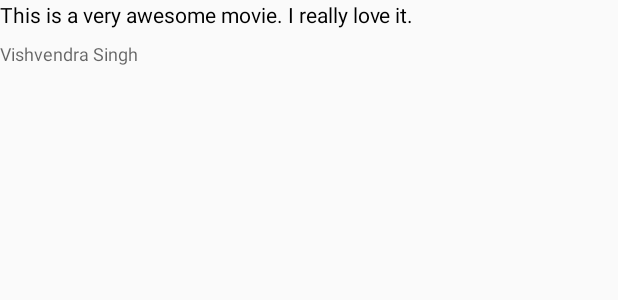
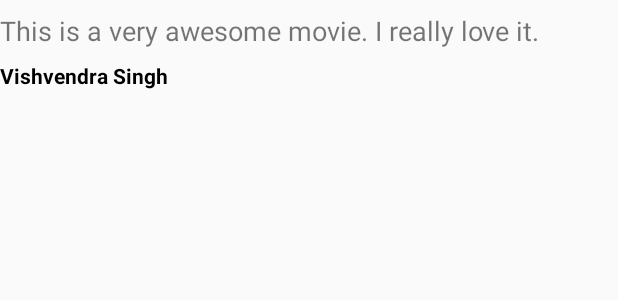
Before and after one commit to vishvendra01/PopularMovies, an Android app: the layout list_item_movie_review.xml on its own in the app's theme, with its tools: preview values and no code run, on a phone screen of 412 x 824 dp. Shown: the top 300 px of the screen. Run offline under Robolectric (Android 15) with nearby library versions, the phone set to English and light mode, and no system bars.

Commit message:
add top and bottom padding and change text color, text size and text style for movie review list item

```diff
--- a/app/src/main/res/layout/list_item_movie_review.xml
+++ b/app/src/main/res/layout/list_item_movie_review.xml
@@ -3,14 +3,15 @@
     xmlns:tools="http://schemas.android.com/tools"
     android:layout_width="match_parent"
     android:layout_height="wrap_content"
-    android:orientation="vertical">
+    android:orientation="vertical"
+    android:paddingBottom="8dp"
+    android:paddingTop="8dp">
 
     <TextView
         android:id="@+id/tv_review_content"
         android:layout_width="wrap_content"
         android:layout_height="wrap_content"
-        android:textAppearance="@style/Base.TextAppearance.AppCompat.Body1"
-        android:textColor="@color/black"
+        android:textSize="18sp"
         tools:text="This is a very awesome movie. I really love it." />
 
     <TextView
@@ -18,7 +19,9 @@
         android:layout_width="wrap_content"
         android:layout_height="wrap_content"
         android:layout_marginTop="8dp"
-        android:textAppearance="@style/TextAppearance.AppCompat.Caption"
+        android:textColor="@color/black"
+        android:textSize="14sp"
+        android:textStyle="bold"
         tools:text="Vishvendra Singh" />
 
 
```
